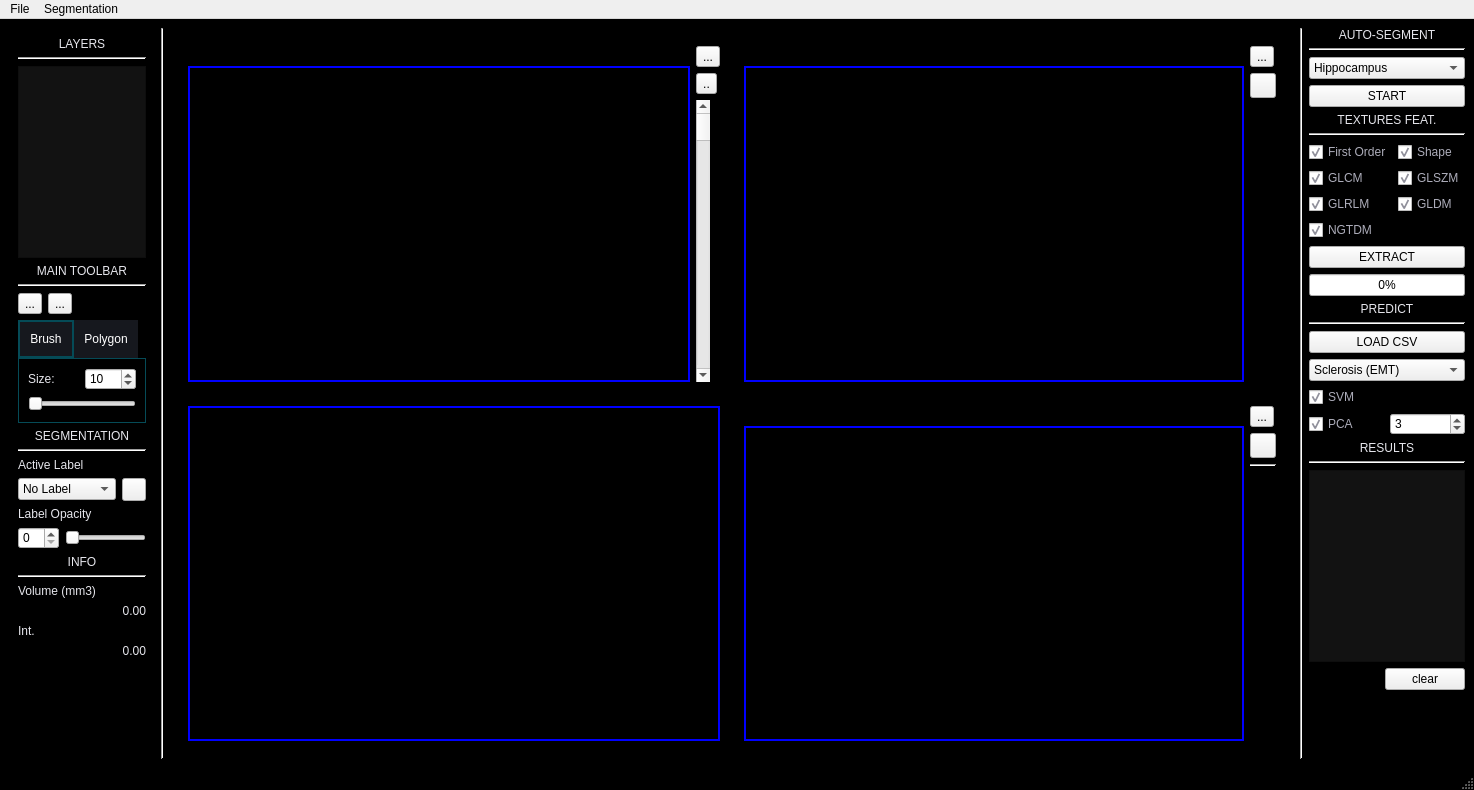
Old version of the form gui/main.ui in the repository jsonfm/image-analyzer.
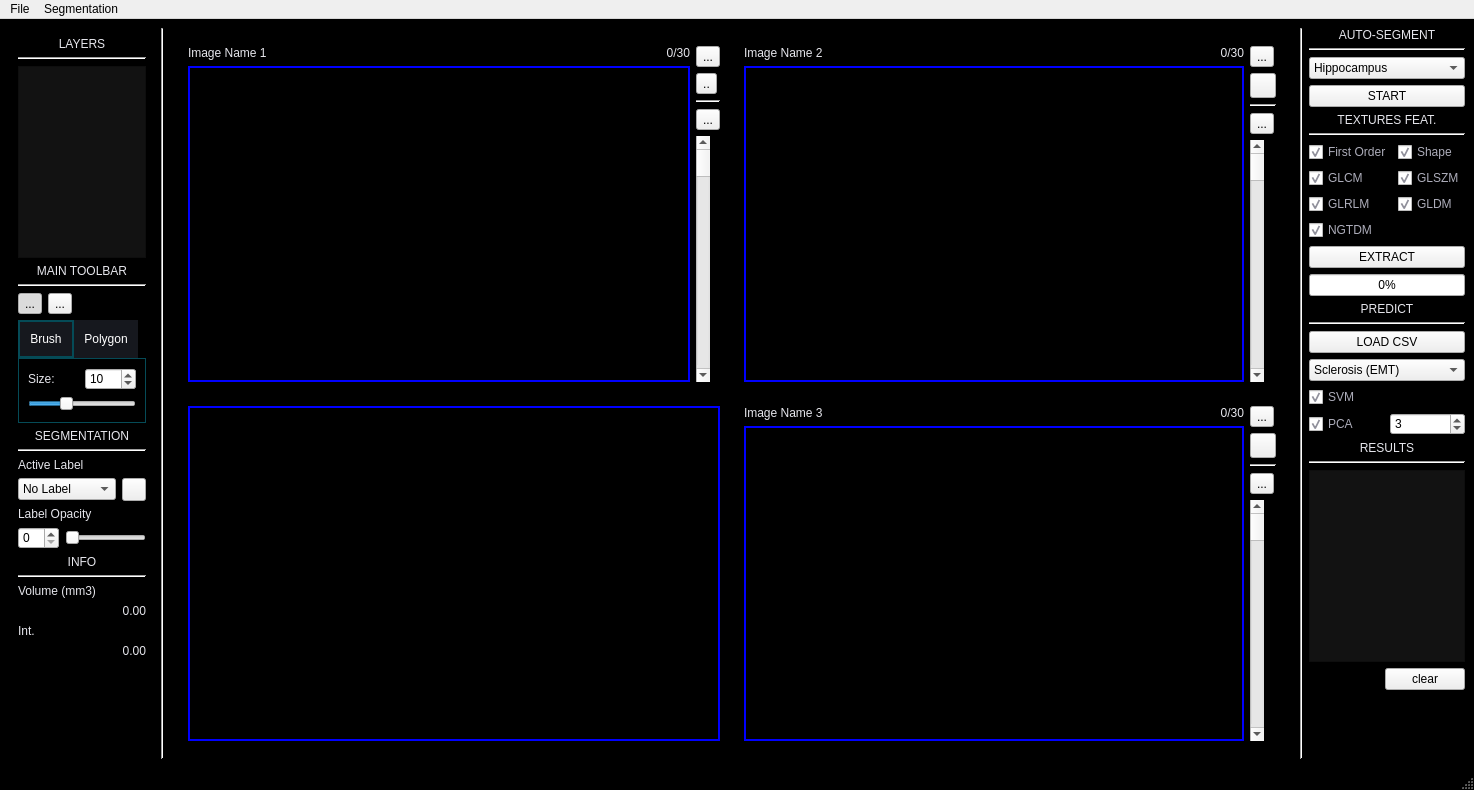
New version of the form. The open tabs and pages were chosen to show the change. Icons and pictures are not drawn.

What changed in the file:
```diff
--- a/gui/main.ui
+++ b/gui/main.ui
@@ -147,6 +147,9 @@
              <property name="checkable">
               <bool>true</bool>
              </property>
+             <property name="checked">
+              <bool>true</bool>
+             </property>
             </widget>
            </item>
            <item>
@@ -214,6 +217,12 @@
              </item>
              <item>
               <widget class="QSlider" name="horizontalSlider_2">
+               <property name="maximum">
+                <number>30</number>
+               </property>
+               <property name="value">
+                <number>10</number>
+               </property>
                <property name="orientation">
                 <enum>Qt::Horizontal</enum>
                </property>
@@ -445,11 +454,28 @@
           <item>
            <layout class="QVBoxLayout" name="imageLabeled1" stretch="0,8">
             <item>
-             <widget class="QLabel" name="imageName1">
-              <property name="text">
-               <string/>
-              </property>
-             </widget>
+             <layout class="QHBoxLayout" name="imageInfoContainer1">
+              <item>
+               <widget class="QLabel" name="imageName1">
+                <property name="text">
+                 <string>Image Name 1</string>
+                </property>
+               </widget>
+              </item>
+              <item>
+               <widget class="QLabel" name="imageSliceNo1">
+                <property name="layoutDirection">
+                 <enum>Qt::LeftToRight</enum>
+                </property>
+                <property name="text">
+                 <string>0/30</string>
+                </property>
+                <property name="alignment">
+                 <set>Qt::AlignRight|Qt::AlignTrailing|Qt::AlignVCenter</set>
+                </property>
+               </widget>
+              </item>
+             </layout>
             </item>
             <item>
              <widget class="QGraphicsView" name="image1">
@@ -516,7 +542,31 @@
              </widget>
             </item>
             <item>
-             <widget class="QScrollBar" name="ImageSelector1">
+             <widget class="Line" name="line_12">
+              <property name="orientation">
+               <enum>Qt::Horizontal</enum>
+              </property>
+             </widget>
+            </item>
+            <item>
+             <widget class="QToolButton" name="zoomResetBtn1">
+              <property name="text">
+               <string>...</string>
+              </property>
+              <property name="icon">
+               <iconset>
+                <normaloff>../icons/fullscreen-exit.png</normaloff>../icons/fullscreen-exit.png</iconset>
+              </property>
+              <property name="iconSize">
+               <size>
+                <width>18</width>
+                <height>18</height>
+               </size>
+              </property>
+             </widget>
+            </item>
+            <item>
+             <widget class="QScrollBar" name="imageScroll1">
               <property name="orientation">
                <enum>Qt::Vertical</enum>
               </property>
@@ -570,11 +620,25 @@
              <enum>QLayout::SetDefaultConstraint</enum>
             </property>
             <item>
-             <widget class="QLabel" name="imageName3">
-              <property name="text">
-               <string/>
-              </property>
-             </widget>
+             <layout class="QHBoxLayout" name="imageInfoContainer3">
+              <item>
+               <widget class="QLabel" name="imageName3">
+                <property name="text">
+                 <string>Image Name 3</string>
+                </property>
+               </widget>
+              </item>
+              <item>
+               <widget class="QLabel" name="imageSliceNo3">
+                <property name="text">
+                 <string>0/30</string>
+                </property>
+                <property name="alignment">
+                 <set>Qt::AlignRight|Qt::AlignTrailing|Qt::AlignVCenter</set>
+                </property>
+               </widget>
+              </item>
+             </layout>
             </item>
             <item>
              <widget class="QGraphicsView" name="image3">
@@ -669,17 +733,22 @@
              </widget>
             </item>
             <item>
-             <spacer name="verticalSpacer_4">
+             <widget class="QToolButton" name="zoomResetBtn3">
+              <property name="text">
+               <string>...</string>
+              </property>
+              <property name="icon">
+               <iconset>
+                <normaloff>../icons/fullscreen-exit.png</normaloff>../icons/fullscreen-exit.png</iconset>
+              </property>
+             </widget>
+            </item>
+            <item>
+             <widget class="QScrollBar" name="imageScroll3">
               <property name="orientation">
                <enum>Qt::Vertical</enum>
               </property>
-              <property name="sizeHint" stdset="0">
-               <size>
-                <width>20</width>
-                <height>40</height>
-               </size>
-              </property>
-             </spacer>
+             </widget>
             </item>
            </layout>
           </item>
@@ -692,11 +761,25 @@
           <item>
            <layout class="QVBoxLayout" name="imageLabeled2" stretch="0,8">
             <item>
-             <widget class="QLabel" name="imageName2">
-              <property name="text">
-               <string/>
-              </property>
-             </widget>
+             <layout class="QHBoxLayout" name="imageInfoContainer2">
+              <item>
+               <widget class="QLabel" name="imageName2">
+                <property name="text">
+                 <string>Image Name 2</string>
+                </property>
+               </widget>
+              </item>
+              <item>
+               <widget class="QLabel" name="imageSliceNo2">
+                <property name="text">
+                 <string>0/30</string>
+                </property>
+                <property name="alignment">
+                 <set>Qt::AlignRight|Qt::AlignTrailing|Qt::AlignVCenter</set>
+                </property>
+               </widget>
+              </item>
+             </layout>
             </item>
             <item>
              <widget class="QGraphicsView" name="image2">
@@ -757,17 +840,29 @@
              </widget>
             </item>
             <item>
-             <spacer name="verticalSpacer_5">
+             <widget class="Line" name="line_13">
+              <property name="orientation">
+               <enum>Qt::Horizontal</enum>
+              </property>
+             </widget>
+            </item>
+            <item>
+             <widget class="QToolButton" name="zoomResetBtn2">
+              <property name="text">
+               <string>...</string>
+              </property>
+              <property name="icon">
+               <iconset>
+                <normaloff>../icons/fullscreen-exit.png</normaloff>../icons/fullscreen-exit.png</iconset>
+              </property>
+             </widget>
+            </item>
+            <item>
+             <widget class="QScrollBar" name="imageScroll2">
               <property name="orientation">
                <enum>Qt::Vertical</enum>
               </property>
-              <property name="sizeHint" stdset="0">
-               <size>
-                <width>20</width>
-                <height>40</height>
-               </size>
-              </property>
-             </spacer>
+             </widget>
             </item>
            </layout>
           </item>
```
Left out of the diff: 7 changed lines with no effect on the pictures.
